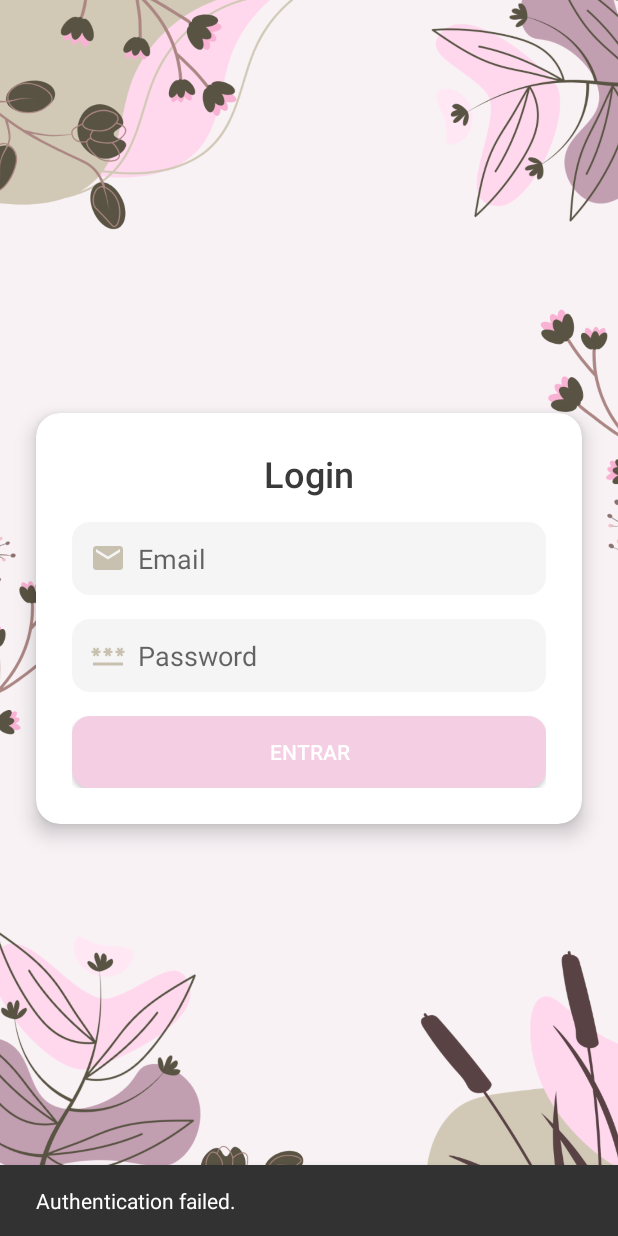
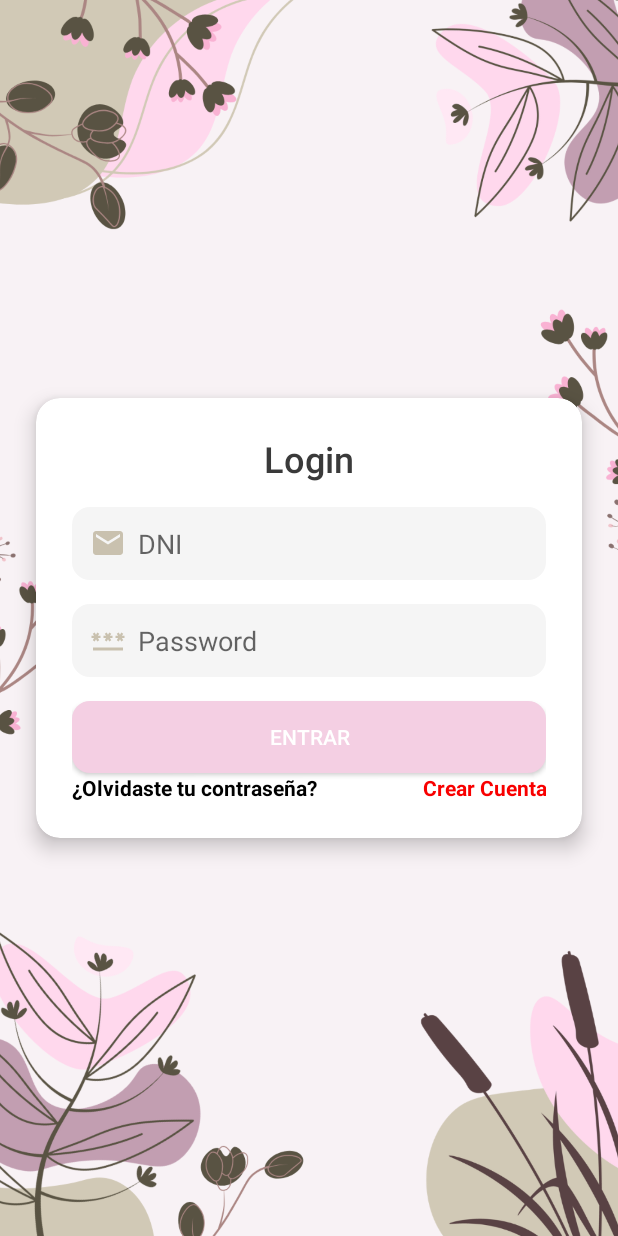
Before and after one commit to fIrupaylla/Mydoc, an Android app built with Jetpack Compose: the screen it shows after launch (LoginActivity), after a tap on "ENTRAR", on a phone screen of 412 x 824 dp. Run offline under Robolectric (Android 15) with nearby library versions, the phone set to English and light mode, and no system bars; our stand-ins replace Firebase (no records; nobody signed in at launch, a user with empty details on screens opened directly).

Commit message:
Login y Register

```diff
--- a/app/build.gradle.kts
+++ b/app/build.gradle.kts
@@ -81,4 +81,5 @@ dependencies {
     implementation(platform("com.google.firebase:firebase-bom:33.5.1"))
     //Add Picasso (no libs)
     implementation("com.squareup.picasso:picasso:2.8")
+    implementation(libs.androidx.datastore.preferences)
 }
--- a/app/src/main/AndroidManifest.xml
+++ b/app/src/main/AndroidManifest.xml
@@ -21,6 +21,7 @@
                 android:name="android.support.FILE_PROVIDER_PATHS"
                 android:resource="@xml/file_paths" />
         </provider>
+
         <activity
             android:name=".PrincipalActivity"
             android:exported="false"
@@ -37,7 +38,9 @@
                 <category android:name="android.intent.category.LAUNCHER" />
             </intent-filter>
         </activity>
+        <activity android:name=".ui.registrar_paciente.RegistrarPacienteActivity" />
     </application>
+
     <uses-permission android:name="android.permission.WRITE_CALENDAR" />
     <uses-permission android:name="android.permission.READ_CALENDAR" />
 
--- a/app/src/main/java/com/example/proyectofinaldam/LoginActivity.kt
+++ b/app/src/main/java/com/example/proyectofinaldam/LoginActivity.kt
@@ -4,13 +4,19 @@ import android.content.Intent
 import android.os.Bundle
 import android.widget.Button
 import android.widget.EditText
+import android.widget.TextView
+import android.widget.Toast
 import androidx.activity.enableEdgeToEdge
 import androidx.appcompat.app.AppCompatActivity
 import androidx.core.view.ViewCompat
 import androidx.core.view.WindowInsetsCompat
+import com.example.proyectofinaldam.datastore.UserDataStore
+import com.example.proyectofinaldam.ui.registrar_paciente.RegistrarPacienteActivity
 import com.google.android.material.snackbar.Snackbar
-import com.google.firebase.FirebaseApp
-import com.google.firebase.auth.FirebaseAuth
+import com.google.firebase.firestore.FirebaseFirestore
+import kotlinx.coroutines.CoroutineScope
+import kotlinx.coroutines.Dispatchers
+import kotlinx.coroutines.launch
 
 class LoginActivity : AppCompatActivity() {
     override fun onCreate(savedInstanceState: Bundle?) {
@@ -24,42 +30,72 @@ class LoginActivity : AppCompatActivity() {
             insets
         }
 
-        val etEmailLogin: EditText = findViewById(R.id.etEmailLogin)
+        val etDniLogin: EditText = findViewById(R.id.etDniLogin)
         val etPasswordLogin: EditText = findViewById(R.id.etPasswordLogin)
         val btLogin: Button = findViewById(R.id.btLogin)
-        //val btRegister: Button = findViewById(R.id.btRegister)
-
-        val auth = FirebaseAuth.getInstance()
-
-        //Redirect to LoginActivity
-        //btRegister.setOnClickListener {
-        //    startActivity(Intent(this, RegisterActivity::class.java))
-        //}
+        val tvNewAccount: TextView = findViewById(R.id.tvNewAccount)
 
         btLogin.setOnClickListener {
-            val email = etEmailLogin.text.toString()
+            val dni = etDniLogin.text.toString()
             val password = etPasswordLogin.text.toString()
+            if (dni.isEmpty() || password.isEmpty()) {
+                Toast.makeText(this, "Ingrese las credenciales", Toast.LENGTH_SHORT).show()
+            } else {
+                performLogin(dni = dni, password = password)
+            }
 
-            auth.signInWithEmailAndPassword(email, password)
-                .addOnCompleteListener(this) {task ->
-                    if(task.isSuccessful){
+        }
+
+        tvNewAccount.setOnClickListener {
+            startActivity(Intent(this, RegistrarPacienteActivity::class.java))
+        }
+    }
+
+    private fun performLogin(dni: String, password: String) {
+        val db = FirebaseFirestore.getInstance()
+        db.collection("pacientes")
+            .whereEqualTo("DNI", dni)
+            .whereEqualTo("Contraseña", password)
+            .get()
+            .addOnSuccessListener { documents ->
+                if (!documents.isEmpty) {
+                    val document = documents.first()
+                    val nombre = document.getString("Nombres") ?: ""
+                    val apellido = document.getString("Apellidos") ?: ""
+                    val email = document.getString("Correo") ?: ""
+                    val celular = document.getString("Celular") ?: ""
+
+                    // Guardamos en DataStore
+                    CoroutineScope(Dispatchers.IO).launch {
+                        UserDataStore.saveUserData(
+                            this@LoginActivity, // Usamos el contexto de LoginActivity
+                            dni,
+                            nombre,
+                            apellido,
+                            email,
+                            celular
+                        )
+                    }
+
                     Snackbar.make(
                         findViewById(android.R.id.content),
                         "Authentication success.",
-                            Snackbar.LENGTH_SHORT).show()
+                        Snackbar.LENGTH_SHORT
+                    ).show()
                     startActivity(Intent(this, PrincipalActivity::class.java))
-                    }else {
-                        // If sign in fails, display a message to the user.
-                        //Message in snackbar
+                    Toast.makeText(this, "Inicio de sesión exitoso", Toast.LENGTH_SHORT).show()
+                    finish()
+                } else {
                     Snackbar.make(
                         findViewById(android.R.id.content),
-                            "Authentication failed.",
-                            Snackbar.LENGTH_SHORT).show()
-                        //startActivity(Intent(this, PrincipalActivity::class.java))
+                        "Credenciales incorrectas.",
+                        Snackbar.LENGTH_SHORT
+                    ).show()
                 }
+            }
+            .addOnFailureListener { e ->
+                Toast.makeText(this, "Error: ${e.message}", Toast.LENGTH_SHORT).show()
             }
     }
 
-
 }
-}
--- a/app/src/main/res/layout/activity_login.xml
+++ b/app/src/main/res/layout/activity_login.xml
@@ -10,12 +10,12 @@
     <ImageView
         android:layout_width="0dp"
         android:layout_height="0dp"
+        android:scaleType="centerCrop"
         android:src="@drawable/background_login"
-        android:scaleType="centerCrop"
-        app:layout_constraintTop_toTopOf="parent"
         app:layout_constraintBottom_toBottomOf="parent"
+        app:layout_constraintEnd_toEndOf="parent"
         app:layout_constraintStart_toStartOf="parent"
-        app:layout_constraintEnd_toEndOf="parent" />
+        app:layout_constraintTop_toTopOf="parent" />
 
     <androidx.cardview.widget.CardView
         android:layout_width="0dp"
@@ -23,10 +23,10 @@
         android:layout_margin="24dp"
         app:cardCornerRadius="16dp"
         app:cardElevation="8dp"
-        app:layout_constraintTop_toTopOf="parent"
         app:layout_constraintBottom_toBottomOf="parent"
+        app:layout_constraintEnd_toEndOf="parent"
         app:layout_constraintStart_toStartOf="parent"
-        app:layout_constraintEnd_toEndOf="parent">
+        app:layout_constraintTop_toTopOf="parent">
 
         <LinearLayout
             android:layout_width="match_parent"
@@ -45,27 +45,27 @@
                 android:textSize="24sp" />
 
             <EditText
-                android:id="@+id/etEmailLogin"
+                android:id="@+id/etDniLogin"
                 android:layout_width="match_parent"
                 android:layout_height="wrap_content"
-                android:hint="Email"
-                android:inputType="textEmailAddress"
-                android:padding="12dp"
+                android:layout_marginBottom="16dp"
+                android:background="@drawable/rounded_edittext"
                 android:drawableLeft="@drawable/ic_email"
                 android:drawablePadding="8dp"
-                android:layout_marginBottom="16dp"
-                android:background="@drawable/rounded_edittext" />
+                android:hint="DNI"
+                android:inputType="textEmailAddress"
+                android:padding="12dp" />
 
             <EditText
                 android:id="@+id/etPasswordLogin"
                 android:layout_width="match_parent"
                 android:layout_height="wrap_content"
+                android:background="@drawable/rounded_edittext"
+                android:drawableLeft="@drawable/ic_password"
+                android:drawablePadding="8dp"
                 android:hint="Password"
                 android:inputType="textPassword"
-                android:padding="12dp"
-                android:drawableLeft="@drawable/ic_password"
-                android:drawablePadding="8dp"
-                android:background="@drawable/rounded_edittext" />
+                android:padding="12dp" />
 
             <Button
                 android:id="@+id/btLogin"
@@ -78,6 +78,27 @@
                 android:text="@string/valEntrar"
                 android:textColor="#FFFFFF" />
 
+
+            <LinearLayout
+                android:layout_width="match_parent"
+                android:layout_height="wrap_content">
+
+                <TextView
+                    android:layout_width="wrap_content"
+                    android:layout_height="wrap_content"
+                    android:text="@string/forgot_password"
+                    android:textColor="@color/black"
+                    android:textStyle="bold" />
+
+                <TextView
+                    android:id="@+id/tvNewAccount"
+                    android:layout_width="match_parent"
+                    android:layout_height="wrap_content"
+                    android:text="@string/create_account"
+                    android:textAlignment="textEnd"
+                    android:textColor="@color/red"
+                    android:textStyle="bold" />
+            </LinearLayout>
         </LinearLayout>
     </androidx.cardview.widget.CardView>
 
--- a/app/src/main/res/values/colors.xml
+++ b/app/src/main/res/values/colors.xml
@@ -6,6 +6,7 @@
     <color name="teal_200">#FF03DAC5</color>
     <color name="teal_700">#FF018786</color>
     <color name="black">#FF000000</color>
+    <color name="red">#F80000</color>
     <color name="white">#FFFFFFFF</color>
     <color name="colorPink">#ffa59e</color>
     <color name="colorBrownLigth">#d1c9b6</color>
--- a/app/src/main/res/values/strings.xml
+++ b/app/src/main/res/values/strings.xml
@@ -24,4 +24,6 @@
     <string name="menu_historialcita">Historial de Citas</string>
 <!-- TODO: Remove or change this placeholder text -->
     <string name="hello_blank_fragment">Hello blank fragment</string>
+    <string name="forgot_password">¿Olvidaste tu contraseña?</string>
+    <string name="create_account">Crear Cuenta</string>
 </resources>
--- a/gradle/libs.versions.toml
+++ b/gradle/libs.versions.toml
@@ -1,5 +1,6 @@
 [versions]
-agp = "8.6.0"
+agp = "8.7.2"
+datastorePreferences = "1.1.1"
 kotlin = "1.9.0"
 coreKtx = "1.10.1"
 junit = "4.13.2"
@@ -21,6 +22,7 @@ firebaseFirestoreKtx = "25.1.1"
 
 [libraries]
 androidx-core-ktx = { group = "androidx.core", name = "core-ktx", version.ref = "coreKtx" }
+androidx-datastore-preferences = { module = "androidx.datastore:datastore-preferences", version.ref = "datastorePreferences" }
 junit = { group = "junit", name = "junit", version.ref = "junit" }
 androidx-junit = { group = "androidx.test.ext", name = "junit", version.ref = "junitVersion" }
 androidx-espresso-core = { group = "androidx.test.espresso", name = "espresso-core", version.ref = "espressoCore" }
```
Also changed, not shown: app/src/main/java/com/example/proyectofinaldam/PrincipalActivity.kt (+12 -6 lines), app/src/main/java/com/example/proyectofinaldam/datastore/UserDataStore.kt (added, +55 -0 lines), app/src/main/java/com/example/proyectofinaldam/ui/registrar_paciente/RegistrarPacienteActivity.kt (added, +218 -0 lines), gradle/wrapper/gradle-wrapper.properties. Lines whose indentation alone changed are shown as unchanged.
